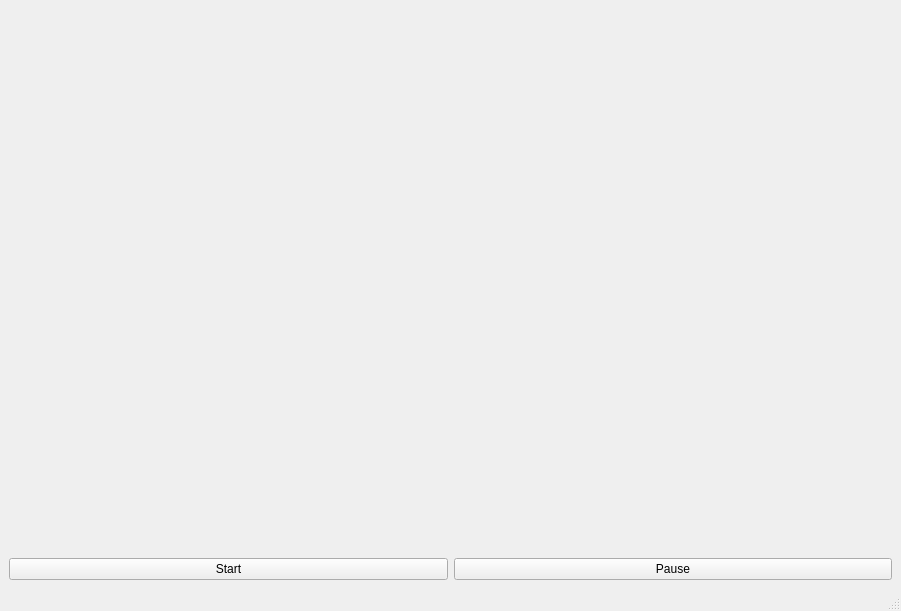
Above: examples/playerTest/mainwindow.ui from rbbrnc/krbkACD before the change. Below: the same form after it.
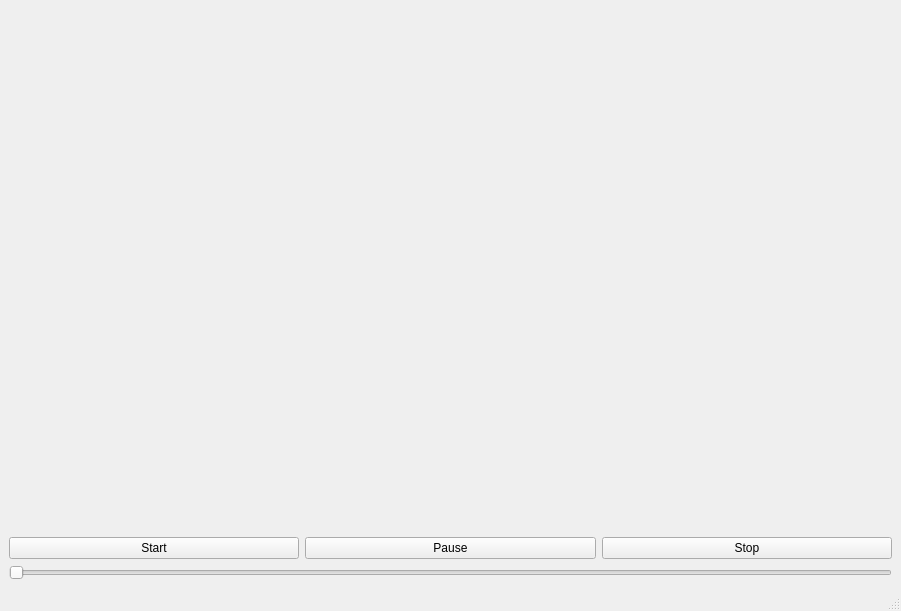
That is the form after the change.

Commit message: Add stop button

```diff
--- a/examples/playerTest/mainwindow.ui
+++ b/examples/playerTest/mainwindow.ui
@@ -42,8 +42,22 @@
         </property>
        </widget>
       </item>
+      <item>
+       <widget class="QPushButton" name="stopButton">
+        <property name="text">
+         <string>Stop</string>
+        </property>
+       </widget>
+      </item>
      </layout>
     </item>
+    <item>
+     <widget class="QSlider" name="horizontalSlider">
+      <property name="orientation">
+       <enum>Qt::Horizontal</enum>
+      </property>
+     </widget>
+    </item>
    </layout>
   </widget>
   <widget class="QMenuBar" name="menubar">
```
The commit also changes 2 other files.
